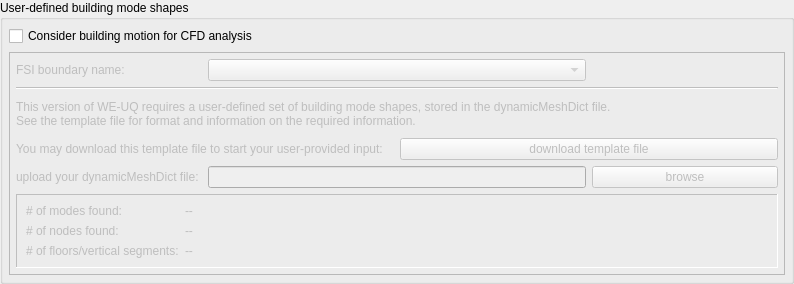
Above: EVENTS/usermodeshapes.ui from NHERI-SimCenter/WE-UQ before the change. Below: the same form after it.
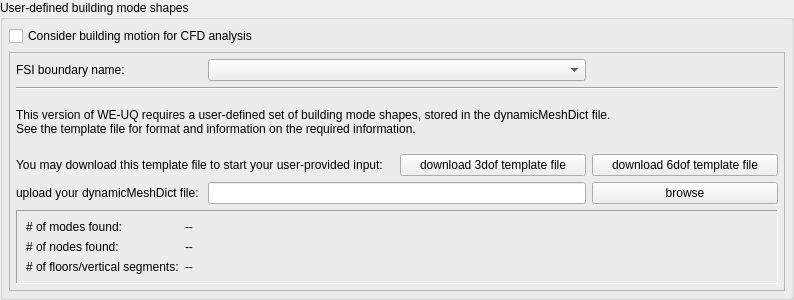
That is the form after the change.

Commit message: adding 6dof template

Patch:
```diff
--- a/EVENTS/usermodeshapes.ui
+++ b/EVENTS/usermodeshapes.ui
@@ -7,7 +7,7 @@
     <x>0</x>
     <y>0</y>
     <width>794</width>
-    <height>284</height>
+    <height>300</height>
    </rect>
   </property>
   <property name="windowTitle">
@@ -72,7 +72,7 @@
       <item>
        <widget class="QFrame" name="modeShapeGroup">
         <property name="enabled">
-         <bool>false</bool>
+         <bool>true</bool>
         </property>
         <property name="frameShape">
          <enum>QFrame::StyledPanel</enum>
@@ -80,7 +80,7 @@
         <property name="frameShadow">
          <enum>QFrame::Raised</enum>
         </property>
-        <layout class="QGridLayout" name="gridLayout_2" rowstretch="0,0,0,0,0,0,0">
+        <layout class="QGridLayout" name="gridLayout_2" rowstretch="0,0,0,0,0,0,0,0">
          <property name="leftMargin">
           <number>6</number>
          </property>
@@ -96,24 +96,56 @@
          <property name="verticalSpacing">
           <number>6</number>
          </property>
-         <item row="5" column="3">
+         <item row="6" column="0">
+          <widget class="QLabel" name="upload_label">
+           <property name="text">
+            <string>upload your dynamicMeshDict file:</string>
+           </property>
+          </widget>
+         </item>
+         <item row="6" column="3">
           <widget class="QPushButton" name="browse_button">
            <property name="text">
             <string>browse</string>
            </property>
           </widget>
          </item>
-         <item row="5" column="1" colspan="2">
+         <item row="4" column="0" colspan="2">
+          <widget class="QLabel" name="template_label">
+           <property name="text">
+            <string>You may download this template file to start your user-provided input:</string>
+           </property>
+          </widget>
+         </item>
+         <item row="3" column="0" colspan="4">
+          <widget class="QLabel" name="info_label">
+           <property name="text">
+            <string>This version of WE-UQ requires a user-defined set of building mode shapes, stored in the dynamicMeshDict file.
+See the template file for format and information on the required information.</string>
+           </property>
+          </widget>
+         </item>
+         <item row="1" column="1" colspan="2">
+          <widget class="QComboBox" name="FSI_boundary_selection"/>
+         </item>
+         <item row="6" column="1" colspan="2">
           <widget class="QLineEdit" name="filename"/>
          </item>
-         <item row="5" column="0">
-          <widget class="QLabel" name="upload_label">
+         <item row="2" column="0" colspan="4">
+          <widget class="Line" name="line">
+           <property name="orientation">
+            <enum>Qt::Horizontal</enum>
+           </property>
+          </widget>
+         </item>
+         <item row="1" column="0">
+          <widget class="QLabel" name="FSI_boundary_label">
            <property name="text">
-            <string>upload your dynamicMeshDict file:</string>
+            <string>FSI boundary name:</string>
            </property>
           </widget>
          </item>
-         <item row="6" column="0" colspan="4">
+         <item row="7" column="0" colspan="4">
           <widget class="QFrame" name="infoFrame">
            <property name="frameShape">
             <enum>QFrame::Panel</enum>
@@ -167,42 +199,17 @@
            </layout>
           </widget>
          </item>
-         <item row="4" column="2" colspan="2">
-          <widget class="QPushButton" name="btn_download_template">
+         <item row="4" column="2">
+          <widget class="QPushButton" name="btn_download_t3dof_emplate">
            <property name="text">
-            <string>download template file</string>
+            <string>download 3dof template file</string>
            </property>
           </widget>
          </item>
-         <item row="3" column="0" colspan="4">
-          <widget class="QLabel" name="info_label">
+         <item row="4" column="3">
+          <widget class="QPushButton" name="btn_download_6dof_template">
            <property name="text">
-            <string>This version of WE-UQ requires a user-defined set of building mode shapes, stored in the dynamicMeshDict file.
-See the template file for format and information on the required information.</string>
-           </property>
-          </widget>
-         </item>
-         <item row="1" column="1" colspan="2">
-          <widget class="QComboBox" name="FSI_boundary_selection"/>
-         </item>
-         <item row="4" column="0" colspan="2">
-          <widget class="QLabel" name="template_label">
-           <property name="text">
-            <string>You may download this template file to start your user-provided input:</string>
-           </property>
-          </widget>
-         </item>
-         <item row="1" column="0">
-          <widget class="QLabel" name="FSI_boundary_label">
-           <property name="text">
-            <string>FSI boundary name:</string>
-           </property>
-          </widget>
-         </item>
-         <item row="2" column="0" colspan="4">
-          <widget class="Line" name="line">
-           <property name="orientation">
-            <enum>Qt::Horizontal</enum>
+            <string>download 6dof template file</string>
            </property>
           </widget>
          </item>
```
Left out of the diff: 8 changed lines with no effect on the pictures. The commit also changes 3 other files.
